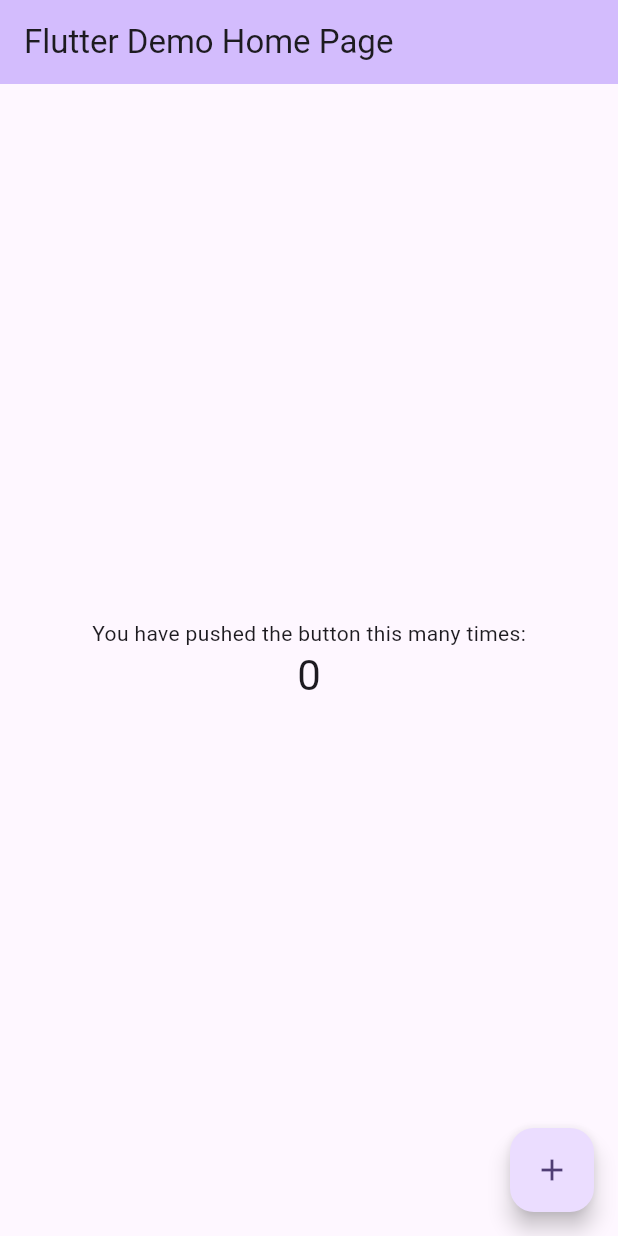
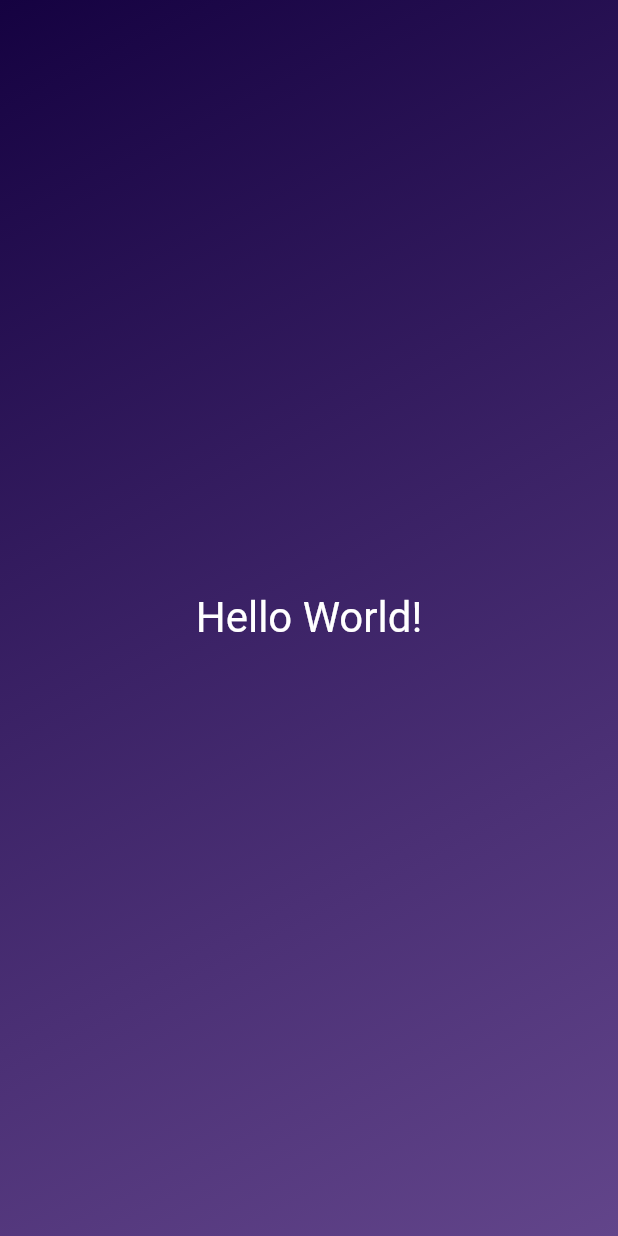
Before and after one commit to DelgaMatt/Dice-Roller, a Flutter app: the screen it shows after launch, on a phone screen of 412 x 824 dp. Run offline on Flutter 3.47's test engine with Material 2 defaults, Android fonts, the phone set to English and light mode, and no system bars.

Commit message:
flutter app body and child text

```diff
--- a/lib/main.dart
+++ b/lib/main.dart
@@ -1,125 +1,34 @@
+// dart apps mostly use Google's Material UI
 import 'package:flutter/material.dart';
 
+//void is/as a return type
+//main is the entry point in a Dart file
 void main() {
-  runApp(const MyApp());
-}
+  //Initialize and run Application. (Provided by Flutter)
+  //Flutter UI's are created by combining & nesting widgets. this creates an object instance of the 'Material UI' widget - The Root widget
+  runApp(
+    MaterialApp(  // "home" parameter is used to specify the initial widget/route displayed
+      home: Scaffold(  // Scaffold widget is typically the app Bar at the top of the screen
 
-class MyApp extends StatelessWidget {
-  const MyApp({super.key});
+        body: Container(
+          decoration: const BoxDecoration(
+            gradient: LinearGradient(
+              colors: [
+                Color.fromARGB(255, 21, 2, 65),
+                Color.fromARGB(190, 46, 7, 100),
+              ],
+              begin: Alignment.topLeft,
+              end: Alignment.bottomRight,
+            ),
+          ),
 
-  // This widget is the root of your application.
-  @override
-  Widget build(BuildContext context) {
-    return MaterialApp(
-      title: 'Flutter Demo',
-      theme: ThemeData(
-        // This is the theme of your application.
-        //
-        // TRY THIS: Try running your application with "flutter run". You'll see
-        // the application has a blue toolbar. Then, without quitting the app,
-        // try changing the seedColor in the colorScheme below to Colors.green
-        // and then invoke "hot reload" (save your changes or press the "hot
-        // reload" button in a Flutter-supported IDE, or press "r" if you used
-        // the command line to start the app).
-        //
-        // Notice that the counter didn't reset back to zero; the application
-        // state is not lost during the reload. To reset the state, use hot
-        // restart instead.
-        //
-        // This works for code too, not just values: Most code changes can be
-        // tested with just a hot reload.
-        colorScheme: ColorScheme.fromSeed(seedColor: Colors.deepPurple),
-        useMaterial3: true,
-      ),
-      home: const MyHomePage(title: 'Flutter Demo Home Page'),
-    );
-  }
-}
-
-class MyHomePage extends StatefulWidget {
-  const MyHomePage({super.key, required this.title});
-
-  // This widget is the home page of your application. It is stateful, meaning
-  // that it has a State object (defined below) that contains fields that affect
-  // how it looks.
-
-  // This class is the configuration for the state. It holds the values (in this
-  // case the title) provided by the parent (in this case the App widget) and
-  // used by the build method of the State. Fields in a Widget subclass are
-  // always marked "final".
-
-  final String title;
-
-  @override
-  State<MyHomePage> createState() => _MyHomePageState();
-}
-
-class _MyHomePageState extends State<MyHomePage> {
-  int _counter = 0;
-
-  void _incrementCounter() {
-    setState(() {
-      // This call to setState tells the Flutter framework that something has
-      // changed in this State, which causes it to rerun the build method below
-      // so that the display can reflect the updated values. If we changed
-      // _counter without calling setState(), then the build method would not be
-      // called again, and so nothing would appear to happen.
-      _counter++;
-    });
-  }
-
-  @override
-  Widget build(BuildContext context) {
-    // This method is rerun every time setState is called, for instance as done
-    // by the _incrementCounter method above.
-    //
-    // The Flutter framework has been optimized to make rerunning build methods
-    // fast, so that you can just rebuild anything that needs updating rather
-    // than having to individually change instances of widgets.
-    return Scaffold(
-      appBar: AppBar(
-        // TRY THIS: Try changing the color here to a specific color (to
-        // Colors.amber, perhaps?) and trigger a hot reload to see the AppBar
-        // change color while the other colors stay the same.
-        backgroundColor: Theme.of(context).colorScheme.inversePrimary,
-        // Here we take the value from the MyHomePage object that was created by
-        // the App.build method, and use it to set our appbar title.
-        title: Text(widget.title),
-      ),
-      body: Center(
-        // Center is a layout widget. It takes a single child and positions it
-        // in the middle of the parent.
-        child: Column(
-          // Column is also a layout widget. It takes a list of children and
-          // arranges them vertically. By default, it sizes itself to fit its
-          // children horizontally, and tries to be as tall as its parent.
-          //
-          // Column has various properties to control how it sizes itself and
-          // how it positions its children. Here we use mainAxisAlignment to
-          // center the children vertically; the main axis here is the vertical
-          // axis because Columns are vertical (the cross axis would be
-          // horizontal).
-          //
-          // TRY THIS: Invoke "debug painting" (choose the "Toggle Debug Paint"
-          // action in the IDE, or press "p" in the console), to see the
-          // wireframe for each widget.
-          mainAxisAlignment: MainAxisAlignment.center,
-          children: <Widget>[
-            const Text(
-              'You have pushed the button this many times:',
+          child: const Center(  // Center widget from Flutter docs
+            child: Text("Hello World!",
+            style: TextStyle(color: Colors.white, fontSize: 28),
             ),
-            Text(
-              '$_counter',
-              style: Theme.of(context).textTheme.headlineMedium,
-            ),
-          ],
+          ),
         ),
       ),
-      floatingActionButton: FloatingActionButton(
-        onPressed: _incrementCounter,
-        tooltip: 'Increment',
-        child: const Icon(Icons.add),
-      ), // This trailing comma makes auto-formatting nicer for build methods.
-    );
-  }
+    ),
+  );
 }
```
Also changed, not shown: 2 other files.
